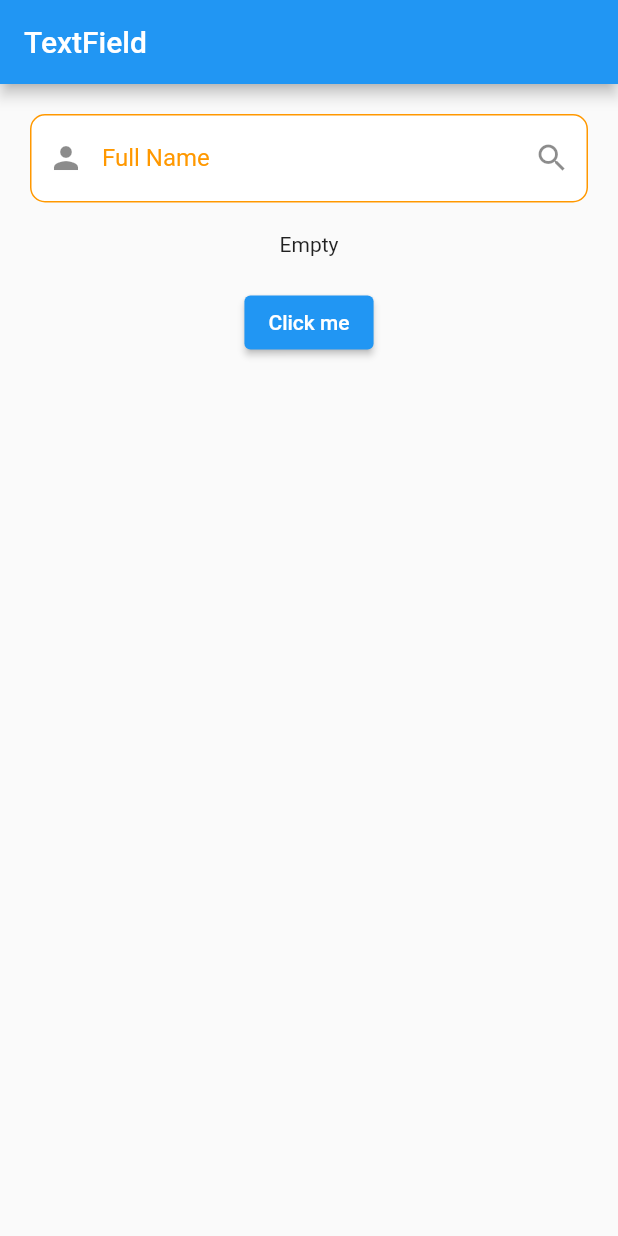
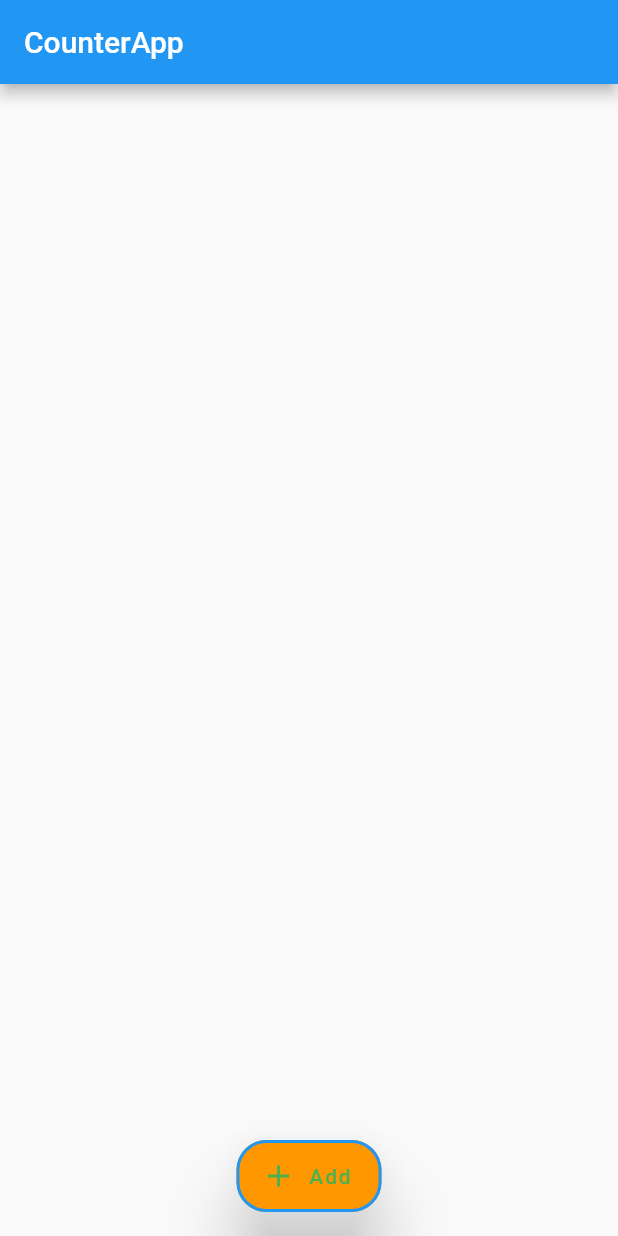
Before and after one commit to jpmehedi/ict-flutter-batch-6, a Flutter app: the screen it shows after launch, on a phone screen of 412 x 824 dp. Run offline on Flutter 3.47's test engine with Material 2 defaults, Android fonts, the phone set to English and light mode, and no system bars.

Commit message:
FloatingActionButton, AlertDialog

```diff
--- /dev/null
+++ b/lib/counter_app.dart
@@ -0,0 +1,79 @@
+import 'package:flutter/material.dart';
+
+class CounterApp extends StatelessWidget {
+  const CounterApp({ Key? key }) : super(key: key);
+
+
+  showAlert(BuildContext context) {
+    return showDialog(
+      barrierDismissible: false,
+      context: context,
+      builder: (BuildContext context) {
+        return AlertDialog(
+          title: Text("This is alert dialog"),
+          content: Text("This is body of alert dialog ,This is body of alert dialog"),
+          actions: [
+            TextButton(
+              onPressed: (){},
+              child: Text("Yes")
+            ),
+            TextButton(
+              onPressed: (){
+                Navigator.pop(context);
+              },
+              child: Text("NO")
+            )
+          ],
+        );
+      }
+    );
+  }
+
+  @override
+  Widget build(BuildContext context) {
+    return Scaffold(
+      appBar: AppBar(title: Text("CounterApp"),),
+      body: null,
+      floatingActionButtonLocation: FloatingActionButtonLocation.centerFloat,
+
+      floatingActionButton: FloatingActionButton.extended(
+        onPressed: (){
+          showAlert(context);
+        },
+        backgroundColor: Colors.orange,
+        foregroundColor: Colors.green,
+        focusElevation: 50,
+        tooltip: "Click",
+        elevation: 20,
+        hoverColor: Colors.red,
+        shape: RoundedRectangleBorder(
+          borderRadius: BorderRadius.circular(20),
+          side: BorderSide(
+            color: Colors.blue,
+            width: 2
+          )
+        ),
+        label: Text("Add"),
+        icon: Icon(Icons.add),
+      )
+
+      // floatingActionButton: FloatingActionButton(
+      //   backgroundColor: Colors.orange,
+      //   foregroundColor: Colors.green,
+      //   focusElevation: 50,
+      //   tooltip: "Click",
+      //   elevation: 20,
+      //   hoverColor: Colors.red,
+      //   shape: RoundedRectangleBorder(
+      //     borderRadius: BorderRadius.circular(20),
+      //     side: BorderSide(
+      //       color: Colors.blue,
+      //       width: 2
+      //     )
+      //   ),
+      //   onPressed: (){},
+      //   child: Icon(Icons.add, color: Colors.pink,),
+      // ),
+    );
+  }
+}
--- a/lib/main.dart
+++ b/lib/main.dart
@@ -1,5 +1,5 @@
 
-import 'package:demo_project/inputfield_screen.dart';
+import 'package:demo_project/counter_app.dart';
 import 'package:flutter/material.dart';
 
 void main() {
@@ -12,7 +12,7 @@ void main() {
       // ),
       // home: HomePage()
       // home: ProfileScreen(),
-      home: InputFieldScreen()
+      home: CounterApp()
     ),
   );
 }
--- a/lib/oop/main.dart
+++ b/lib/oop/main.dart
@@ -95,4 +95,4 @@ void main () {
 
 //   print("Executed");
 
-}
+// }
```
